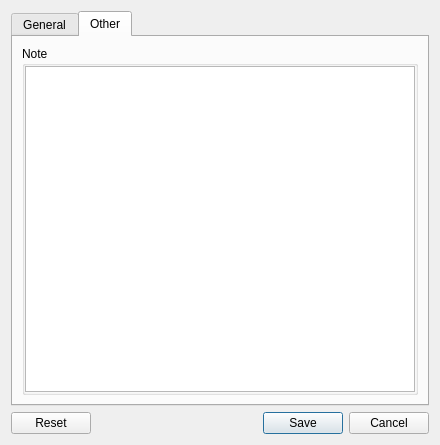
Above: dialogs/nodedialog.ui from caxapyk/TPointer before the change. Below: the same form after it.
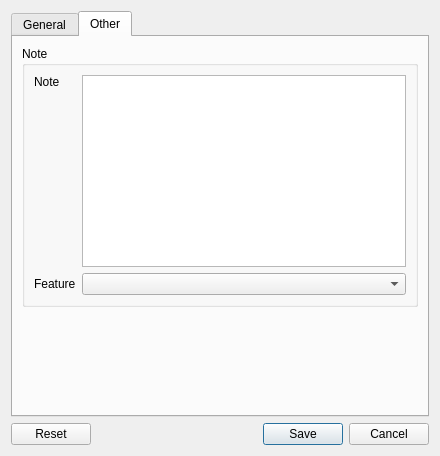
That is the form after the change. The open tabs and pages were chosen to show the change. Icons and pictures are not drawn.

What changed in the file:
```diff
--- a/dialogs/nodedialog.ui
+++ b/dialogs/nodedialog.ui
@@ -18,8 +18,8 @@
   </property>
   <property name="minimumSize">
    <size>
-    <width>440</width>
-    <height>445</height>
+    <width>0</width>
+    <height>0</height>
    </size>
   </property>
   <property name="maximumSize">
@@ -315,23 +315,6 @@
             </property>
            </widget>
           </item>
-          <item row="3" column="0">
-           <widget class="QLabel" name="label_10">
-            <property name="text">
-             <string>Feature</string>
-            </property>
-           </widget>
-          </item>
-          <item row="3" column="1">
-           <widget class="QComboBox" name="cB_feature">
-            <property name="maximumSize">
-             <size>
-              <width>16777215</width>
-              <height>16777215</height>
-             </size>
-            </property>
-           </widget>
-          </item>
          </layout>
         </widget>
        </item>
@@ -342,27 +325,39 @@
        <string>Other</string>
       </attribute>
       <layout class="QVBoxLayout" name="verticalLayout_3">
-       <item>
+       <item alignment="Qt::AlignTop">
         <widget class="QGroupBox" name="groupBox_3">
          <property name="title">
           <string>Note</string>
          </property>
-         <layout class="QVBoxLayout" name="verticalLayout_4">
-          <property name="leftMargin">
-           <number>0</number>
-          </property>
-          <property name="topMargin">
-           <number>0</number>
-          </property>
-          <property name="rightMargin">
-           <number>0</number>
-          </property>
-          <property name="bottomMargin">
-           <number>0</number>
-          </property>
-          <item>
+         <layout class="QGridLayout" name="gridLayout_2">
+          <item row="0" column="0" alignment="Qt::AlignTop">
+           <widget class="QLabel" name="label_14">
+            <property name="text">
+             <string>Note</string>
+            </property>
+           </widget>
+          </item>
+          <item row="1" column="0">
+           <widget class="QLabel" name="label_10">
+            <property name="text">
+             <string>Feature</string>
+            </property>
+           </widget>
+          </item>
+          <item row="0" column="2">
            <widget class="QPlainTextEdit" name="tE_note"/>
           </item>
+          <item row="1" column="2">
+           <widget class="QComboBox" name="cB_feature">
+            <property name="maximumSize">
+             <size>
+              <width>16777215</width>
+              <height>16777215</height>
+             </size>
+            </property>
+           </widget>
+          </item>
          </layout>
         </widget>
        </item>
```
